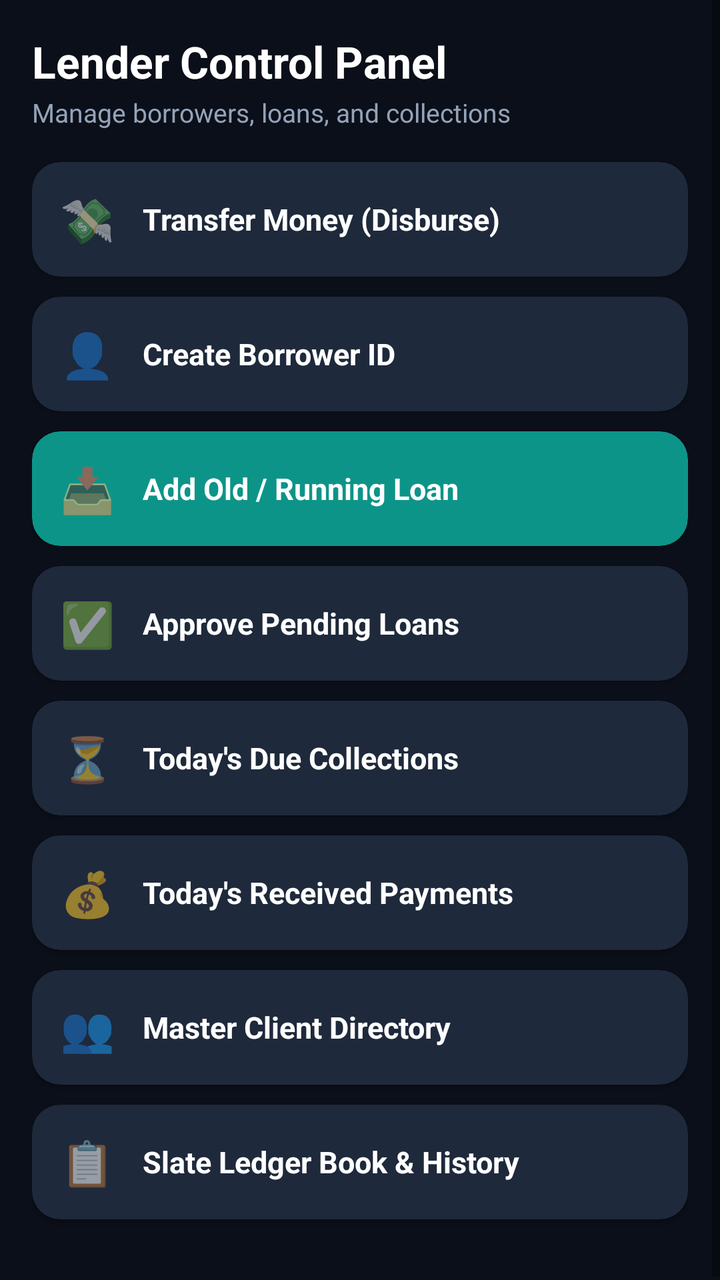
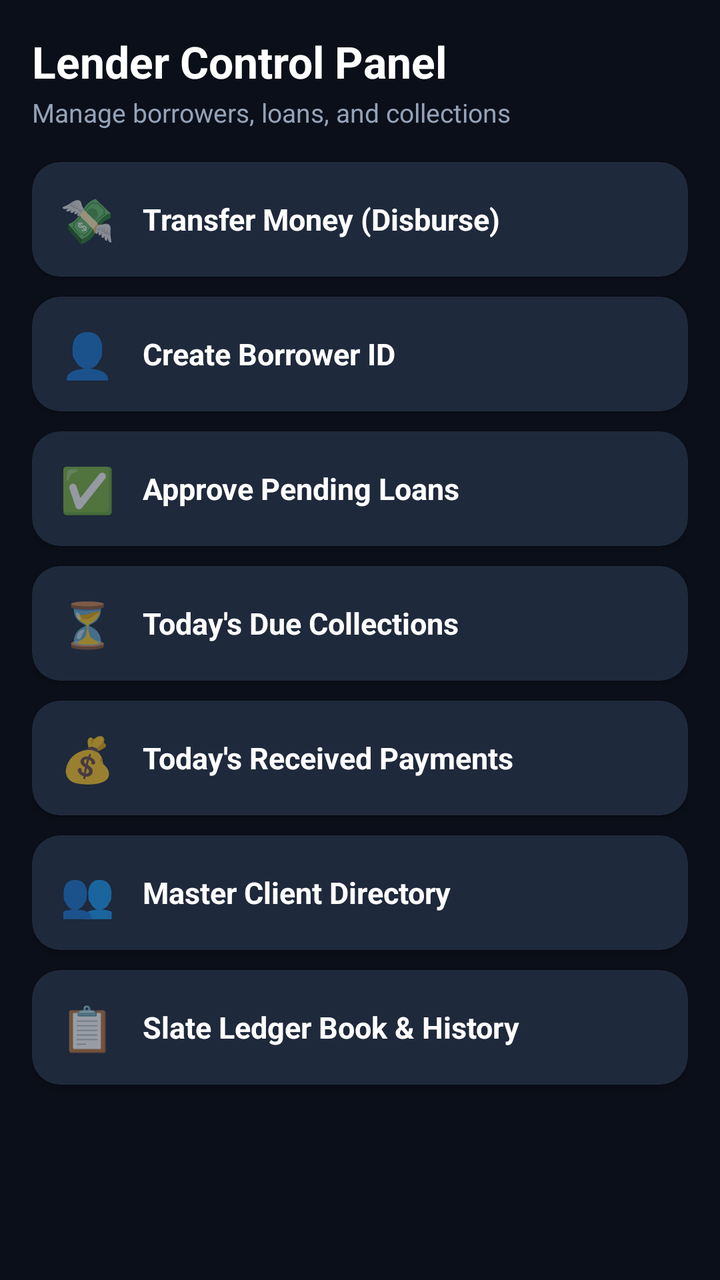

Before-and-after screenshots of an Android layout around one commit, followed by the original layout XML and the change that was made.
<!-- AndroidManifest.xml: application theme Theme.QuickLoan -->
<!-- res/layout/fragment_account_dashboard.xml -->
<?xml version="1.0" encoding="utf-8"?>
<ScrollView xmlns:android="http://schemas.android.com/apk/res/android"
    xmlns:app="http://schemas.android.com/apk/res-auto"
    android:layout_width="match_parent"
    android:layout_height="match_parent"
    android:background="#0B0F19">

    <LinearLayout
        android:layout_width="match_parent"
        android:layout_height="wrap_content"
        android:orientation="vertical"
        android:padding="16dp">

        <TextView
            android:layout_width="wrap_content"
            android:layout_height="wrap_content"
            android:text="Lender Control Panel"
            android:textColor="#FFFFFF"
            android:textSize="22sp"
            android:textStyle="bold" />

        <TextView
            android:layout_width="wrap_content"
            android:layout_height="wrap_content"
            android:layout_marginTop="2dp"
            android:text="Manage borrowers, loans, and collections"
            android:textColor="#94A3B8"
            android:textSize="13sp" />

        
        <androidx.cardview.widget.CardView
            android:id="@+id/cardTransferMoney"
            android:layout_width="match_parent"
            android:layout_height="wrap_content"
            android:layout_marginTop="16dp"
            app:cardBackgroundColor="#1E293B"
            app:cardCornerRadius="14dp"
            app:cardElevation="2dp">
            <LinearLayout
                android:layout_width="match_parent"
                android:layout_height="wrap_content"
                android:gravity="center_vertical"
                android:padding="14dp">
                <TextView android:layout_width="wrap_content" android:layout_height="wrap_content" android:text="💸" android:textSize="22sp" />
                <TextView android:layout_width="wrap_content" android:layout_height="wrap_content" android:layout_marginStart="14dp" android:text="Transfer Money (Disburse)" android:textColor="#FFFFFF" android:textSize="15sp" android:textStyle="bold" />
            </LinearLayout>
        </androidx.cardview.widget.CardView>

        
        <androidx.cardview.widget.CardView
            android:id="@+id/cardCreateAccount"
            android:layout_width="match_parent"
            android:layout_height="wrap_content"
            android:layout_marginTop="10dp"
            app:cardBackgroundColor="#1E293B"
            app:cardCornerRadius="14dp"
            app:cardElevation="2dp">
            <LinearLayout
                android:layout_width="match_parent"
                android:layout_height="wrap_content"
                android:gravity="center_vertical"
                android:padding="14dp">
                <TextView android:layout_width="wrap_content" android:layout_height="wrap_content" android:text="👤" android:textSize="22sp" />
                <TextView android:layout_width="wrap_content" android:layout_height="wrap_content" android:layout_marginStart="14dp" android:text="Create Borrower ID" android:textColor="#FFFFFF" android:textSize="15sp" android:textStyle="bold" />
            </LinearLayout>
        </androidx.cardview.widget.CardView>

        
        <androidx.cardview.widget.CardView
            android:id="@+id/cardAddOldLoan"
            android:layout_width="match_parent"
            android:layout_height="wrap_content"
            android:layout_marginTop="10dp"
            app:cardBackgroundColor="#0D9488"
            app:cardCornerRadius="14dp"
            app:cardElevation="2dp">
            <LinearLayout
                android:layout_width="match_parent"
                android:layout_height="wrap_content"
                android:gravity="center_vertical"
                android:padding="14dp">
                <TextView android:layout_width="wrap_content" android:layout_height="wrap_content" android:text="📥" android:textSize="22sp" />
                <TextView android:layout_width="wrap_content" android:layout_height="wrap_content" android:layout_marginStart="14dp" android:text="Add Old / Running Loan" android:textColor="#FFFFFF" android:textSize="15sp" android:textStyle="bold" />
            </LinearLayout>
        </androidx.cardview.widget.CardView>

        
        <androidx.cardview.widget.CardView
            android:id="@+id/cardApproveLoan"
            android:layout_width="match_parent"
            android:layout_height="wrap_content"
            android:layout_marginTop="10dp"
            app:cardBackgroundColor="#1E293B"
            app:cardCornerRadius="14dp"
            app:cardElevation="2dp">
            <LinearLayout
                android:layout_width="match_parent"
                android:layout_height="wrap_content"
                android:gravity="center_vertical"
                android:padding="14dp">
                <TextView android:layout_width="wrap_content" android:layout_height="wrap_content" android:text="✅" android:textSize="22sp" />
                <TextView android:layout_width="wrap_content" android:layout_height="wrap_content" android:layout_marginStart="14dp" android:text="Approve Pending Loans" android:textColor="#FFFFFF" android:textSize="15sp" android:textStyle="bold" />
            </LinearLayout>
        </androidx.cardview.widget.CardView>

        
        <androidx.cardview.widget.CardView
            android:id="@+id/cardTodaysDue"
            android:layout_width="match_parent"
            android:layout_height="wrap_content"
            android:layout_marginTop="10dp"
            app:cardBackgroundColor="#1E293B"
            app:cardCornerRadius="14dp"
            app:cardElevation="2dp">
            <LinearLayout
                android:layout_width="match_parent"
                android:layout_height="wrap_content"
                android:gravity="center_vertical"
                android:padding="14dp">
                <TextView android:layout_width="wrap_content" android:layout_height="wrap_content" android:text="⏳" android:textSize="22sp" />
                <TextView android:layout_width="wrap_content" android:layout_height="wrap_content" android:layout_marginStart="14dp" android:text="Today's Due Collections" android:textColor="#FFFFFF" android:textSize="15sp" android:textStyle="bold" />
            </LinearLayout>
        </androidx.cardview.widget.CardView>

        
        <androidx.cardview.widget.CardView
            android:id="@+id/cardTodaysPayment"
            android:layout_width="match_parent"
            android:layout_height="wrap_content"
            android:layout_marginTop="10dp"
            app:cardBackgroundColor="#1E293B"
            app:cardCornerRadius="14dp"
            app:cardElevation="2dp">
            <LinearLayout
                android:layout_width="match_parent"
                android:layout_height="wrap_content"
                android:gravity="center_vertical"
                android:padding="14dp">
                <TextView android:layout_width="wrap_content" android:layout_height="wrap_content" android:text="💰" android:textSize="22sp" />
                <TextView android:layout_width="wrap_content" android:layout_height="wrap_content" android:layout_marginStart="14dp" android:text="Today's Received Payments" android:textColor="#FFFFFF" android:textSize="15sp" android:textStyle="bold" />
            </LinearLayout>
        </androidx.cardview.widget.CardView>

        
        <androidx.cardview.widget.CardView
            android:id="@+id/cardMaster"
            android:layout_width="match_parent"
            android:layout_height="wrap_content"
            android:layout_marginTop="10dp"
            app:cardBackgroundColor="#1E293B"
            app:cardCornerRadius="14dp"
            app:cardElevation="2dp">
            <LinearLayout
                android:layout_width="match_parent"
                android:layout_height="wrap_content"
                android:gravity="center_vertical"
                android:padding="14dp">
                <TextView android:layout_width="wrap_content" android:layout_height="wrap_content" android:text="👥" android:textSize="22sp" />
                <TextView android:layout_width="wrap_content" android:layout_height="wrap_content" android:layout_marginStart="14dp" android:text="Master Client Directory" android:textColor="#FFFFFF" android:textSize="15sp" android:textStyle="bold" />
            </LinearLayout>
        </androidx.cardview.widget.CardView>

        
        <androidx.cardview.widget.CardView
            android:id="@+id/cardLedgerBook"
            android:layout_width="match_parent"
            android:layout_height="wrap_content"
            android:layout_marginTop="10dp"
            android:layout_marginBottom="16dp"
            app:cardBackgroundColor="#1E293B"
            app:cardCornerRadius="14dp"
            app:cardElevation="2dp">
            <LinearLayout
                android:layout_width="match_parent"
                android:layout_height="wrap_content"
                android:gravity="center_vertical"
                android:padding="14dp">
                <TextView android:layout_width="wrap_content" android:layout_height="wrap_content" android:text="📋" android:textSize="22sp" />
                <TextView android:layout_width="wrap_content" android:layout_height="wrap_content" android:layout_marginStart="14dp" android:text="Slate Ledger Book &amp; History" android:textColor="#FFFFFF" android:textSize="15sp" android:textStyle="bold" />
            </LinearLayout>
        </androidx.cardview.widget.CardView>

    </LinearLayout>
</ScrollView>
<!-- resources referenced by this layout -->
<resources>
  <style name="Theme.QuickLoan" parent="Theme.AppCompat.DayNight.NoActionBar">
          
          <item name="android:windowBackground">@color/surface_bg</item>
          <item name="android:colorBackground">@color/surface_bg</item>
  
          
          <item name="colorPrimary">@color/header_bg</item>
          <item name="colorPrimaryDark">#070A10</item>
          <item name="colorAccent">@color/brand_accent</item>
  
          
          <item name="android:statusBarColor">@color/header_bg</item>
          <item name="android:navigationBarColor">#070A10</item>
      </style>
  <color name="surface_bg">#0B0F19</color>
  <color name="header_bg">#111827</color>
  <color name="brand_accent">#38BDF8</color>
</resources>

<!-- the commit's change to res/layout/fragment_account_dashboard.xml (unified diff, before → after) -->
@@ -62,25 +62,6 @@
                 android:padding="14dp">
                 <TextView android:layout_width="wrap_content" android:layout_height="wrap_content" android:text="👤" android:textSize="22sp" />
                 <TextView android:layout_width="wrap_content" android:layout_height="wrap_content" android:layout_marginStart="14dp" android:text="Create Borrower ID" android:textColor="#FFFFFF" android:textSize="15sp" android:textStyle="bold" />
-            </LinearLayout>
-        </androidx.cardview.widget.CardView>
-
-        
-        <androidx.cardview.widget.CardView
-            android:id="@+id/cardAddOldLoan"
-            android:layout_width="match_parent"
-            android:layout_height="wrap_content"
-            android:layout_marginTop="10dp"
-            app:cardBackgroundColor="#0D9488"
-            app:cardCornerRadius="14dp"
-            app:cardElevation="2dp">
-            <LinearLayout
-                android:layout_width="match_parent"
-                android:layout_height="wrap_content"
-                android:gravity="center_vertical"
-                android:padding="14dp">
-                <TextView android:layout_width="wrap_content" android:layout_height="wrap_content" android:text="📥" android:textSize="22sp" />
-                <TextView android:layout_width="wrap_content" android:layout_height="wrap_content" android:layout_marginStart="14dp" android:text="Add Old / Running Loan" android:textColor="#FFFFFF" android:textSize="15sp" android:textStyle="bold" />
             </LinearLayout>
         </androidx.cardview.widget.CardView>
 
